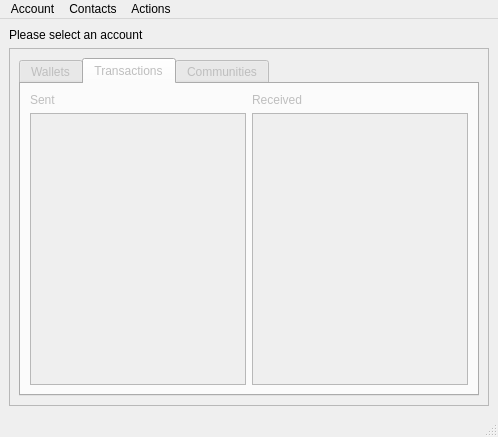
Qt form res/ui/mainwindow.ui (duniter/sakia) before a commit.
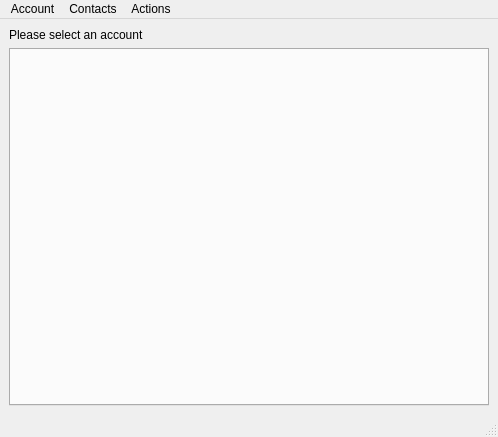
The same form after that commit.

What changed in the file:
```diff
--- a/res/ui/mainwindow.ui
+++ b/res/ui/mainwindow.ui
@@ -23,88 +23,7 @@
      </widget>
     </item>
     <item>
-     <widget class="QFrame" name="actionsFrame">
-      <property name="frameShape">
-       <enum>QFrame::StyledPanel</enum>
-      </property>
-      <property name="frameShadow">
-       <enum>QFrame::Raised</enum>
-      </property>
-      <layout class="QVBoxLayout" name="verticalLayout">
-       <item>
-        <widget class="QTabWidget" name="tabs_account">
-         <property name="enabled">
-          <bool>false</bool>
-         </property>
-         <property name="currentIndex">
-          <number>1</number>
-         </property>
-         <widget class="QWidget" name="tab_wallets">
-          <attribute name="title">
-           <string>Wallets</string>
-          </attribute>
-          <layout class="QHBoxLayout" name="horizontalLayout">
-           <item>
-            <widget class="QListView" name="list_wallets"/>
-           </item>
-           <item>
-            <widget class="QListView" name="list_wallet_content"/>
-           </item>
-          </layout>
-         </widget>
-         <widget class="QWidget" name="tab_transactions">
-          <attribute name="title">
-           <string>Transactions</string>
-          </attribute>
-          <layout class="QHBoxLayout" name="horizontalLayout_3">
-           <item>
-            <layout class="QVBoxLayout" name="verticalLayout_3">
-             <item>
-              <widget class="QLabel" name="label">
-               <property name="text">
-                <string>Sent</string>
-               </property>
-              </widget>
-             </item>
-             <item>
-              <widget class="QListView" name="list_transactions_sent"/>
-             </item>
-            </layout>
-           </item>
-           <item>
-            <layout class="QVBoxLayout" name="verticalLayout_2">
-             <item>
-              <widget class="QLabel" name="label_2">
-               <property name="text">
-                <string>Received</string>
-               </property>
-              </widget>
-             </item>
-             <item>
-              <widget class="QListView" name="list_transactions_received"/>
-             </item>
-            </layout>
-           </item>
-          </layout>
-         </widget>
-         <widget class="QWidget" name="tab_communities">
-          <attribute name="title">
-           <string>Communities</string>
-          </attribute>
-          <layout class="QHBoxLayout" name="horizontalLayout_4">
-           <item>
-            <widget class="QTabWidget" name="tabs_communities">
-             <property name="currentIndex">
-              <number>-1</number>
-             </property>
-            </widget>
-           </item>
-          </layout>
-         </widget>
-        </widget>
-       </item>
-      </layout>
-     </widget>
+     <widget class="QTabWidget" name="currencies_tabwidget"/>
     </item>
    </layout>
   </widget>
```
Left out of the diff: 16 changed lines with no effect on the pictures.
